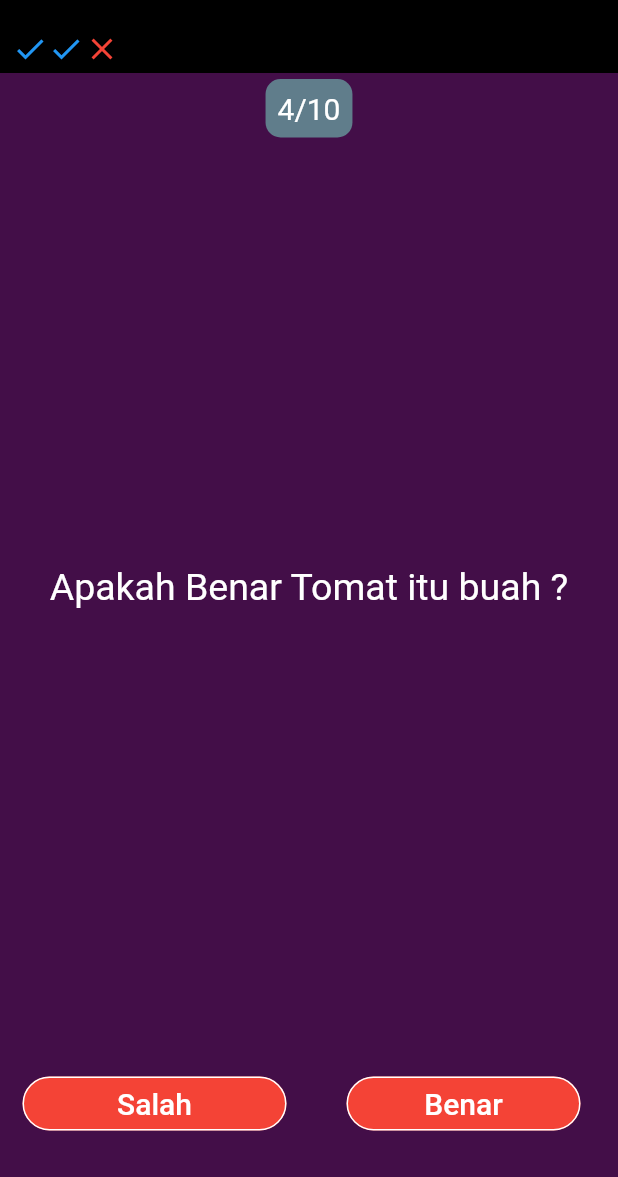
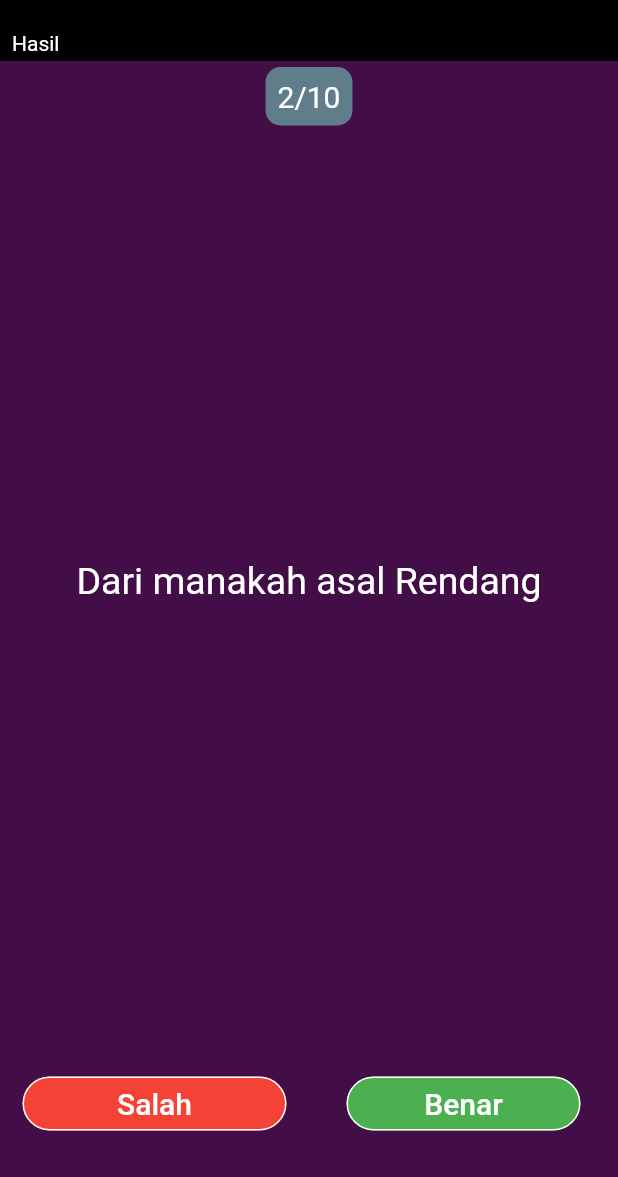
Before and after one commit to FadhlanWahyudi/Quiz_flutter, a Flutter app: the screen it shows after launch, after a tap on "Salah", on a phone screen of 412 x 824 dp, the part 59-1236 px from its top. Run offline on Flutter 3.47's test engine with Material 2 defaults, Android fonts, the phone set to English and light mode, and no system bars; our stand-ins replace rflutter_alert; statements that could not run were skipped.

Commit message:
:tada: Initial Commit

```diff
--- a/lib/main.dart
+++ b/lib/main.dart
@@ -1,4 +1,8 @@
 import 'package:flutter/material.dart';
+import 'package:quiz_app/question_logic.dart';
+import 'package:rflutter_alert/rflutter_alert.dart';
+
+QuestionLogic questionLogic = QuestionLogic();
 
 void main() => runApp(QuizApp());
 
@@ -37,6 +41,44 @@ class QuizPage extends StatefulWidget {
 }
 
 class _QuizPageState extends State<QuizPage> {
+  List<Widget> scoreResult = [
+    Text("Hasil", style: TextStyle(color: Colors.white),)
+  ];
+
+  void checkAnswer(bool answer) {
+    bool correctAnswer = questionLogic.getCorrectAnswer();
+
+    setState(() {
+      if (questionLogic.isFinish()) {
+        Alert(
+          context: context,
+          type: AlertType.success,
+          title: "Quiz Selesai !",
+          desc: "Main Ulang Quiz",
+          buttons: [
+            DialogButton(
+              child: Text(
+                "Finish",
+                style: TextStyle(color: Colors.white, fontSize: 20.0),
+              ),
+              onPressed: () => Navigator.pop(context),
+              width: 120.0,
+            )
+          ],
+        ).show();
+        questionLogic.resetQuestion();
+        scoreResult.clear();
+      } else {
+        if (answer = correctAnswer) {
+          scoreResult.add(Icon(Icons.check, color: Colors.green,));
+        } else {
+          scoreResult.add(Icon(Icons.close, color: Colors.red,));
+        }
+        questionLogic.nextQuestion();
+      }
+    });
+  }
+
   @override
   Widget build(BuildContext context) {
     return Column(
@@ -48,20 +90,8 @@ class _QuizPageState extends State<QuizPage> {
           child: Padding(
             padding: const EdgeInsets.symmetric(horizontal: 8.0, vertical: 4.0),
             child: Row(
-              children: <Widget>[
-                Icon(
-                  Icons.check,
-                  color: Colors.blue,
-                ),
-                Icon(
-                  Icons.check,
-                  color: Colors.blue,
-                ),
-                Icon(
-                  Icons.close,
-                  color: Colors.red,
-                )
-              ],
+                children:
+                scoreResult
             ),
           ),
         ),
@@ -73,7 +103,9 @@ class _QuizPageState extends State<QuizPage> {
               decoration: BoxDecoration(
                   borderRadius: BorderRadius.circular(10.0),
                   color: Colors.blueGrey),
-              child: Text('4/10',
+              child: Text(questionLogic.getQuestionNumberText().toString()
+                  + '/' +
+                  questionLogic.getTotalQuestion().toString(),
                   style: TextStyle(color: Colors.white, fontSize: 20.0)),
             ),
           ),
@@ -84,7 +116,7 @@ class _QuizPageState extends State<QuizPage> {
             padding: EdgeInsets.all(10.0),
             child: Center(
               child: Text(
-                'Apakah Benar Tomat itu buah ?',
+                questionLogic.getQuestion(),
                 textAlign: TextAlign.center,
                 style: TextStyle(fontSize: 25.0, color: Colors.white),
               ),
@@ -105,7 +137,9 @@ class _QuizPageState extends State<QuizPage> {
                     'Salah',
                     style: TextStyle(fontSize: 20, color: Colors.white),
                   ),
-                  onPressed: () {},
+                  onPressed: () {
+                    checkAnswer(true);
+                  },
                 ),
               ),
             ),
@@ -116,12 +150,14 @@ class _QuizPageState extends State<QuizPage> {
                   shape: RoundedRectangleBorder(
                       borderRadius: BorderRadius.circular(25.0),
                       side: BorderSide(color: Colors.white)),
-                  color: Colors.red,
+                  color: Colors.green,
                   child: Text(
                     'Benar',
                     style: TextStyle(fontSize: 20, color: Colors.white),
                   ),
-                  onPressed: () {},
+                  onPressed: () {
+                    checkAnswer(false);
+                  },
                 ),
               ),
             )
--- /dev/null
+++ b/lib/question_logic.dart
@@ -0,0 +1,56 @@
+import 'package:quiz_app/question.dart';
+
+class QuestionLogic {
+  // penamaan variabel lokal harus di awali ( _ )
+  // _questionNumber sebagai index dari array
+  int _questionNumber = 0;
+
+  // data array untuk mengisi model question
+  List<Question> _questionList = [
+    Question('Makan dengan tangan kanan', true),
+    Question('Dari manakah asal Rendang', true),
+    Question('Apakah Indonesia kalah Saat dijajah', false),
+    Question('Anak anak sekarang lebih sering main gadget', true),
+    Question(
+        'Youtuber sekarang lebih sering giveaway dari pada menunjukan karya',
+        true),
+    Question('Ibukota provinsi Barat adalah padang', true),
+    Question('Benua Terluas di dunia adalah Asia', true),
+    Question('Penduduk afrika adalah negro', true),
+    Question('Suku asli dari benua australia adalah suku dayak', false),
+    Question(
+        'Perindustrian Kerjasama ekonomi Asean adalah abu soda yg dibangun philipina',
+        false),
+  ];
+
+  /* fungsi dari pengambilan variabel getQuestion adalah untuk mengambil question di dalam questionList Sesuai dengan index dari _qeustionNumber*/
+  String getQuestion() => _questionList[_questionNumber].question;
+
+  //fungsinya mengetahui sampai mana index sekarang
+  int getQuestionNumberText() => _questionNumber + 1;
+
+  // Fungsi dari pengambilan getTotalQuestion adalah untuk mengambil jumlah data yang ada di
+  int getTotalQuestion() => _questionList.length;
+
+  bool getCorrectAnswer() => _questionList[_questionNumber].answer;
+
+  /*fungsi dari nextQuestion adalah untuk mengambil answer di dalam _questionListsesuai dengan index dari _questionNumber */
+
+  void nextQuestion() {
+    //
+    if (_questionNumber < _questionList.length - 1) {
+      _questionNumber++;
+      print(_questionNumber);
+    }
+  }
+
+  bool isFinish() {
+    if (_questionNumber >= _questionList.length - 1) {
+      return true;
+    } else {
+      return false;
+    }
+  }
+
+  void resetQuestion() => _questionNumber = 0;
+}
--- a/pubspec.yaml
+++ b/pubspec.yaml
@@ -28,6 +28,7 @@ dependencies:
   # The following adds the Cupertino Icons font to your application.
   # Use with the CupertinoIcons class for iOS style icons.
   cupertino_icons: ^0.1.3
+  rflutter_alert:  ^1.0.3
 
 dev_dependencies:
   flutter_test:
```
Also changed, not shown: lib/question.dart (added, +9 -0 lines), pubspec.lock.
